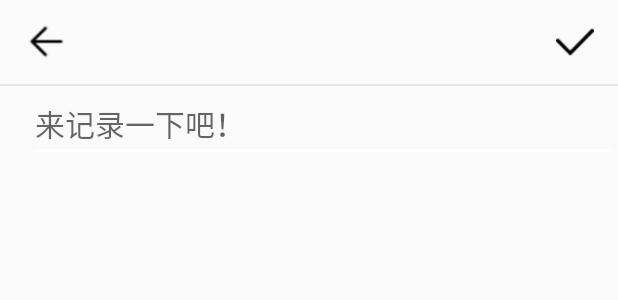
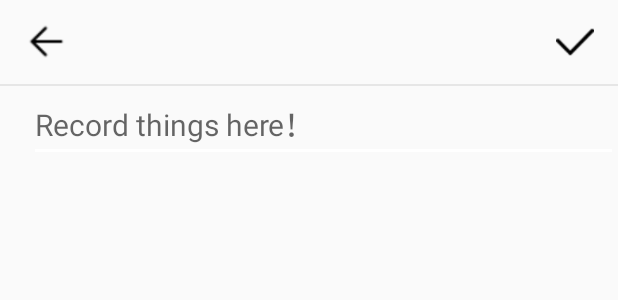
Before and after one commit to yzbkaka/Schedule, an Android app: the layout activity_log_create.xml on its own in the app's theme, with its tools: preview values and no code run, on a phone screen of 412 x 824 dp. Shown: the top 300 px of the screen. Run offline under Robolectric (Android 15) with nearby library versions, the phone set to English and light mode, and no system bars.

Commit message:
Log updated

```diff
--- a/app/src/main/java/com/example/yzbkaka/things/Log/AlterLogActivity.java
+++ b/app/src/main/java/com/example/yzbkaka/things/Log/AlterLogActivity.java
@@ -50,7 +50,7 @@ public class AlterLogActivity extends AppCompatActivity {
                 else{
                     log.setLogWrite(newLog);
                     log.updateAll("logWrite = ?",oldLog);  //不能使用save的方法
-                    Toast.makeText(AlterLogActivity.this, "修改成功", Toast.LENGTH_SHORT).show();
+                    Toast.makeText(AlterLogActivity.this, "Updated successfully", Toast.LENGTH_SHORT).show();
                 }
                 finish();
             }
--- a/app/src/main/res/layout/activity_log.xml
+++ b/app/src/main/res/layout/activity_log.xml
@@ -26,9 +26,9 @@
                 android:layout_width="wrap_content"
                 android:layout_height="wrap_content"
                 android:layout_centerInParent="true"
-                android:textSize="22sp"
+                android:text="Log"
                 android:textColor="#000"
-                android:text="日志" />
+                android:textSize="22sp" />
 
             <Button
                 android:id="@+id/back"
--- a/app/src/main/res/layout/activity_log_create.xml
+++ b/app/src/main/res/layout/activity_log_create.xml
@@ -37,10 +37,10 @@
         android:id="@+id/edit_text"
         android:layout_width="match_parent"
         android:layout_height="wrap_content"
-        android:hint="来记录一下吧！"
         android:layout_marginLeft="19sp"
+        android:hint="Record things here！"
         android:textColor="#000"
-        android:textSize="20dp"
-        android:textCursorDrawable="@null"/>
+        android:textCursorDrawable="@null"
+        android:textSize="20dp" />
 
 </LinearLayout>
```
